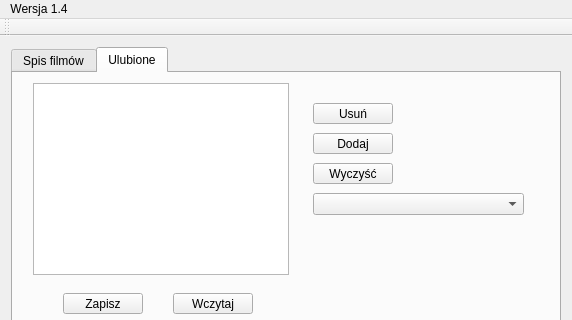
Old version of the form mainwindow.ui in the repository lukaszres/QProgramTV; both pictures show x 0 to 572 and y 0 to 320 of the 572 by 638 pixel window.
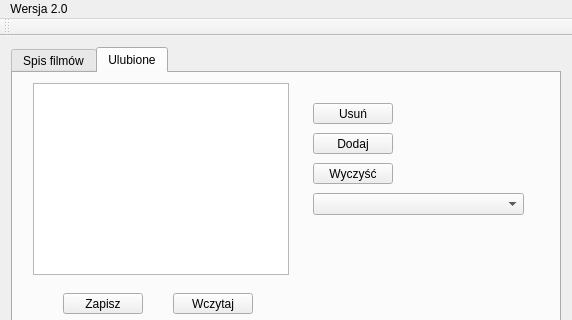
New version of the form. Icons and pictures are not drawn.

Diff of the .ui file:
```diff
--- a/mainwindow.ui
+++ b/mainwindow.ui
@@ -377,7 +377,7 @@
    </property>
    <widget class="QMenu" name="menuWersja_1_0">
     <property name="title">
-     <string>Wersja 1.4</string>
+     <string>Wersja 2.0</string>
     </property>
    </widget>
    <addaction name="menuWersja_1_0"/>
```
